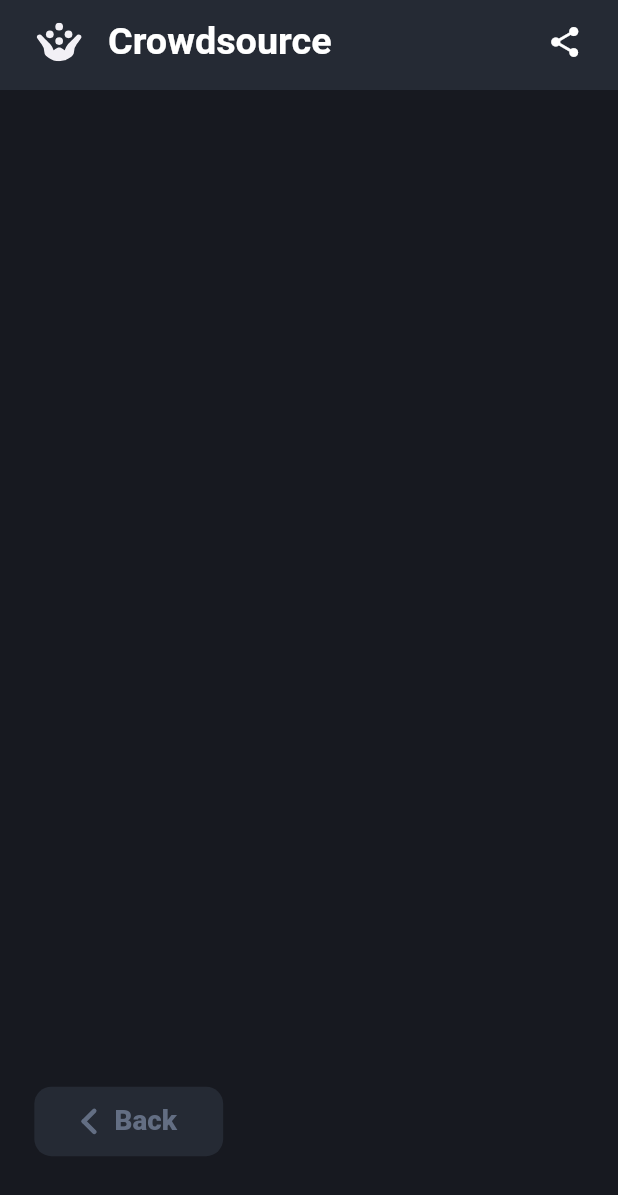
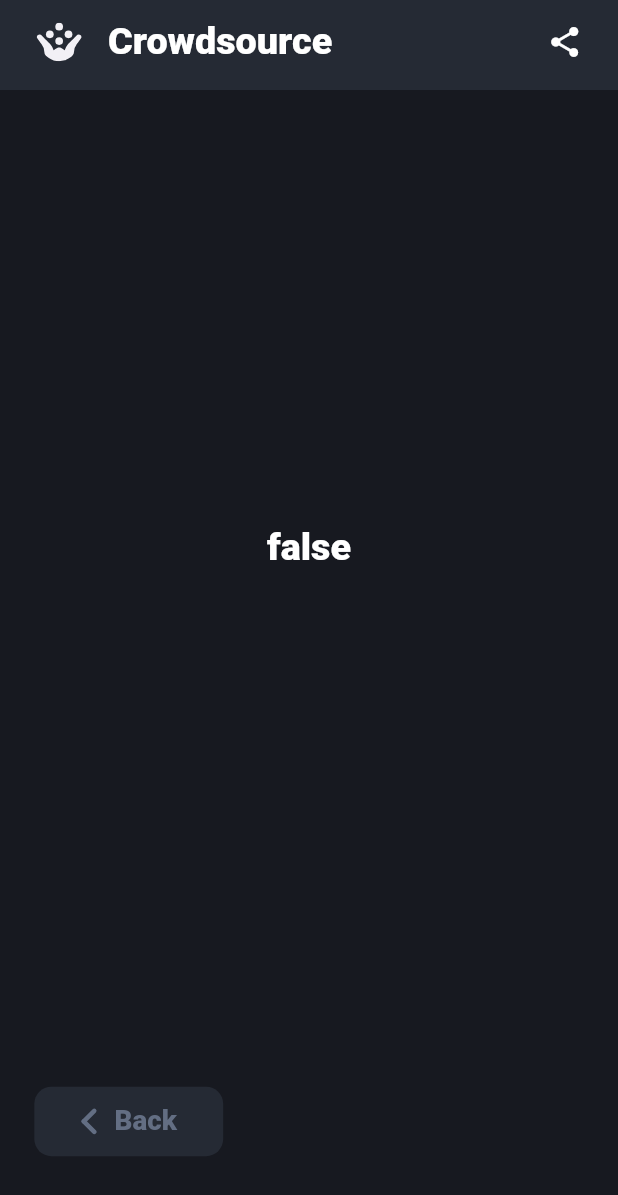
Before and after one commit to satyabratanayak/crowdsource, a Flutter app: the screen it shows after launch, swiped to page 2, on a phone screen of 412 x 824 dp. Shown: the top 1195 px of the screen. Run offline on Flutter 3.47's test engine with Material 2 defaults, Android fonts, the phone set to English and light mode, and no system bars; our stand-ins replace flutter_svg, share_plus.

Commit message:
welcomeScreen Set up

```diff
--- a/lib/Frontend/Pages/WelcomePage/signin.dart
+++ b/lib/Frontend/Pages/WelcomePage/signin.dart
@@ -1,23 +1,31 @@
+import 'package:crowdsource/backend/Providers/provider_tag.dart';
 import 'package:flutter/material.dart';
 import 'package:crowdsource/Utilities/constants.dart';
 import 'package:crowdsource/Frontend/widgets/widget_action_button.dart';
+import 'package:provider/provider.dart';
 
 class SignInPage extends StatelessWidget {
+  final VoidCallback onTap;
   const SignInPage({
     Key? key,
-    required this.pageController,
+    required this.onTap,
   }) : super(key: key);
-
-  final PageController pageController;
 
   @override
   Widget build(BuildContext context) {
+    final tagProvider = Provider.of<TagProvider>(context);
     return Column(
       children: [
         Expanded(
           flex: 4,
           child: Container(
             color: kPrimaryDark,
+            child: Center(
+              child: Text(
+                tagProvider.isInfluencer.toString(),
+                style: kStylePrimaryBold,
+              ),
+            ),
           ),
         ),
         Expanded(
@@ -27,10 +35,11 @@ class SignInPage extends StatelessWidget {
             child: Padding(
               padding: kSingleHorizontal,
               child: ActionButton(
-                  leadingIcon: true,
-                  svg: "assets/icons/icon_back.svg",
-                  title: "Back",
-                  onTap: () => pageController.animateToPage(0, duration: const Duration(milliseconds: 300), curve: Curves.easeInOut)),
+                leadingIcon: true,
+                svg: "assets/icons/icon_back.svg",
+                title: "Back",
+                onTap: onTap,
+              ),
             ),
           ),
         ),
--- a/lib/Frontend/Pages/WelcomePage/welcome_page.dart
+++ b/lib/Frontend/Pages/WelcomePage/welcome_page.dart
@@ -12,7 +12,7 @@ class WelcomePage extends StatefulWidget {
 }
 
 class _WelcomePageState extends State<WelcomePage> {
-  PageController pageController = PageController(initialPage: 0);
+  PageController pageController = PageController(initialPage: 1);
   @override
   void dispose() {
     pageController.dispose();
@@ -26,10 +26,10 @@ class _WelcomePageState extends State<WelcomePage> {
       appBar: const WidgetAppBar(),
       body: PageView(
         controller: pageController,
-        physics: const NeverScrollableScrollPhysics(),
+        // physics: const NeverScrollableScrollPhysics(),
         children: [
-          ChooseTag(pageController: pageController),
-          SignInPage(pageController: pageController),
+          ChooseProfilePage(onTap: () => pageController.animateToPage(1, duration: const Duration(milliseconds: 300), curve: Curves.easeInOut)),
+          SignInPage(onTap: () => pageController.animateToPage(0, duration: const Duration(milliseconds: 300), curve: Curves.easeInOut)),
         ],
       ),
     );
--- a/lib/Utilities/constants.dart
+++ b/lib/Utilities/constants.dart
@@ -24,11 +24,11 @@ const Color kContestIndicator = Color(0xffef9226);
 TextStyle kStylePrimaryBold = TextStyle(
   color: kPrimaryText,
   fontSize: getWidth(22),
-  fontWeight: FontWeight.w600,
+  fontWeight: FontWeight.w800,
 );
 TextStyle kStyleSecondaryBold = TextStyle(
   color: kPrimaryText,
-  fontSize: getHeight(24),
+  fontSize: getHeight(22),
   fontWeight: FontWeight.w900,
 );
 
--- /dev/null
+++ b/lib/backend/Providers/provider_tag.dart
@@ -0,0 +1,10 @@
+import 'package:flutter/material.dart';
+
+class TagProvider extends ChangeNotifier {
+  bool? _tagInfluencer;
+
+  bool get isInfluencer => _tagInfluencer ?? false;
+  setTag(bool val) {
+    _tagInfluencer = val;
+  }
+}
--- a/lib/main.dart
+++ b/lib/main.dart
@@ -1,6 +1,8 @@
 import 'package:crowdsource/Utilities/size_config.dart';
 import 'package:flutter/material.dart';
+import 'package:provider/provider.dart';
 import 'Frontend/Pages/WelcomePage/welcome_page.dart';
+import 'backend/Providers/provider_tag.dart';
 
 void main() {
   runApp(const MyApp());
@@ -12,12 +14,19 @@ class MyApp extends StatelessWidget {
   // This widget is the root of your application.
   @override
   Widget build(BuildContext context) {
-    return MaterialApp(
-      title: 'Crowdsource App',
-      theme: ThemeData(
-        primarySwatch: Colors.blue,
+    return MultiProvider(
+      providers: [
+        ChangeNotifierProvider(
+          create: (context) => TagProvider(),
+        )
+      ],
+      child: MaterialApp(
+        title: 'Crowdsource App',
+        theme: ThemeData(
+          primarySwatch: Colors.blue,
+        ),
+        home: const MyHomePage(),
       ),
-      home: const MyHomePage(),
     );
   }
 }
--- a/pubspec.yaml
+++ b/pubspec.yaml
@@ -36,6 +36,7 @@ dependencies:
   cupertino_icons: ^1.0.2
   flutter_svg: ^1.0.3
   share_plus: ^4.0.4
+  provider: ^6.0.2
 
 dev_dependencies:
   flutter_test:
```
Also changed, not shown: lib/Frontend/Pages/WelcomePage/choosetag.dart (+85 -12 lines), lib/Frontend/widgets/optioncard.dart (added, +81 -0 lines), pubspec.lock.
